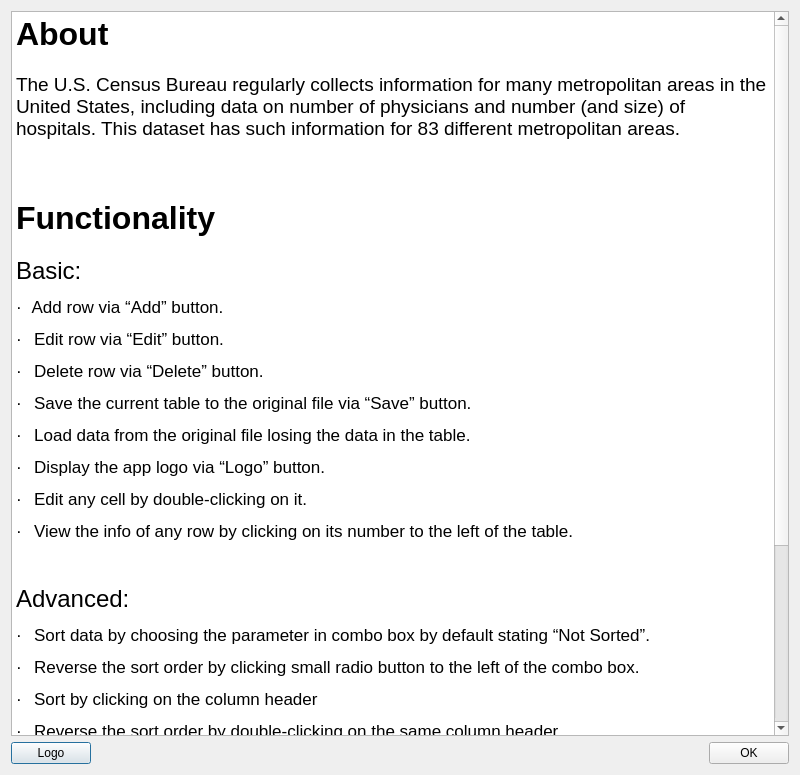
Old version of the form code/src/helpwindow.ui in the repository vdavv/GUI-CSV-Editor.
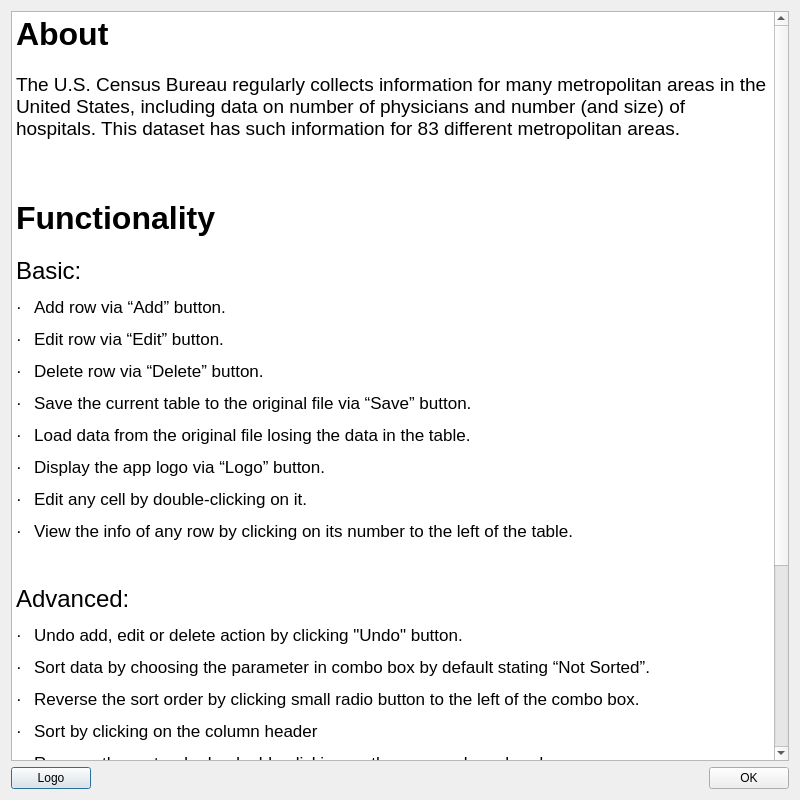
New version of the form.

Patch:
```diff
--- a/code/src/helpwindow.ui
+++ b/code/src/helpwindow.ui
@@ -7,7 +7,7 @@
     <x>0</x>
     <y>0</y>
     <width>800</width>
-    <height>775</height>
+    <height>800</height>
    </rect>
   </property>
   <property name="windowTitle">
@@ -35,7 +35,7 @@
 &lt;p style=&quot; margin-top:0px; margin-bottom:0px; margin-left:0px; margin-right:0px; -qt-block-indent:0; text-indent:0px;&quot;&gt;&lt;span style=&quot; font-family:'.AppleSystemUIFont','serif'; font-size:24pt; font-weight:700;&quot;&gt;Functionality&lt;/span&gt; &lt;/p&gt;
 &lt;p style=&quot; margin-top:0px; margin-bottom:0px; margin-left:0px; margin-right:0px; -qt-block-indent:0; text-indent:0px;&quot;&gt;&lt;span style=&quot; font-family:'.AppleSystemUIFont','serif'; font-weight:700;&quot;&gt; &lt;/span&gt; &lt;/p&gt;
 &lt;p style=&quot; margin-top:0px; margin-bottom:0px; margin-left:0px; margin-right:0px; -qt-block-indent:0; text-indent:0px;&quot;&gt;&lt;span style=&quot; font-family:'.AppleSystemUIFont','serif'; font-size:18pt;&quot;&gt;Basic:&lt;/span&gt;&lt;span style=&quot; font-size:18pt;&quot;&gt; &lt;/span&gt;&lt;/p&gt;
-&lt;p style=&quot; margin-top:12px; margin-bottom:12px; margin-left:0px; margin-right:0px; -qt-block-indent:0; text-indent:0px;&quot;&gt;&lt;span style=&quot; font-family:'Symbol';&quot;&gt;·&lt;/span&gt;&lt;span style=&quot; font-family:'Times New Roman'; font-size:7pt;&quot;&gt;    &lt;/span&gt;Add row via “Add” button. &lt;/p&gt;
+&lt;p style=&quot; margin-top:12px; margin-bottom:12px; margin-left:0px; margin-right:0px; -qt-block-indent:0; text-indent:0px;&quot;&gt;&lt;span style=&quot; font-family:'Symbol';&quot;&gt;·&lt;/span&gt;&lt;span style=&quot; font-family:'Times New Roman'; font-size:7pt;&quot;&gt;     &lt;/span&gt;Add row via “Add” button. &lt;/p&gt;
 &lt;p style=&quot; margin-top:12px; margin-bottom:12px; margin-left:0px; margin-right:0px; -qt-block-indent:0; text-indent:0px;&quot;&gt;&lt;span style=&quot; font-family:'Symbol';&quot;&gt;·&lt;/span&gt;&lt;span style=&quot; font-family:'Times New Roman'; font-size:7pt;&quot;&gt;     &lt;/span&gt;Edit row via “Edit” button. &lt;/p&gt;
 &lt;p style=&quot; margin-top:12px; margin-bottom:12px; margin-left:0px; margin-right:0px; -qt-block-indent:0; text-indent:0px;&quot;&gt;&lt;span style=&quot; font-family:'Symbol';&quot;&gt;·&lt;/span&gt;&lt;span style=&quot; font-family:'Times New Roman'; font-size:7pt;&quot;&gt;     &lt;/span&gt;Delete row via “Delete” button. &lt;/p&gt;
 &lt;p style=&quot; margin-top:12px; margin-bottom:12px; margin-left:0px; margin-right:0px; -qt-block-indent:0; text-indent:0px;&quot;&gt;&lt;span style=&quot; font-family:'Symbol';&quot;&gt;·&lt;/span&gt;&lt;span style=&quot; font-family:'Times New Roman'; font-size:7pt;&quot;&gt;     &lt;/span&gt;Save the current table to the original file via “Save” button. &lt;/p&gt;
@@ -45,6 +45,7 @@
 &lt;p style=&quot; margin-top:12px; margin-bottom:12px; margin-left:0px; margin-right:0px; -qt-block-indent:0; text-indent:0px;&quot;&gt;&lt;span style=&quot; font-family:'Symbol';&quot;&gt;·&lt;/span&gt;&lt;span style=&quot; font-family:'Times New Roman'; font-size:7pt;&quot;&gt;     &lt;/span&gt;View the info of any row by clicking on its number to the left of the table. &lt;/p&gt;
 &lt;p style=&quot; margin-top:12px; margin-bottom:12px; margin-left:0px; margin-right:0px; -qt-block-indent:0; text-indent:0px;&quot;&gt;    &lt;/p&gt;
 &lt;p style=&quot; margin-top:12px; margin-bottom:12px; margin-left:0px; margin-right:0px; -qt-block-indent:0; text-indent:0px;&quot;&gt;&lt;span style=&quot; font-size:18pt;&quot;&gt;Advanced: &lt;/span&gt;  &lt;/p&gt;
+&lt;p style=&quot; margin-top:12px; margin-bottom:12px; margin-left:0px; margin-right:0px; -qt-block-indent:0; text-indent:0px;&quot;&gt;&lt;span style=&quot; font-family:'Symbol';&quot;&gt;·&lt;/span&gt;&lt;span style=&quot; font-family:'Times New Roman'; font-size:7pt;&quot;&gt;     &lt;/span&gt;Undo add, edit or delete action by clicking &amp;quot;Undo&amp;quot; button.&lt;/p&gt;
 &lt;p style=&quot; margin-top:12px; margin-bottom:12px; margin-left:0px; margin-right:0px; -qt-block-indent:0; text-indent:0px;&quot;&gt;&lt;span style=&quot; font-family:'Symbol';&quot;&gt;·&lt;/span&gt;&lt;span style=&quot; font-family:'Times New Roman'; font-size:7pt;&quot;&gt;     &lt;/span&gt;Sort data by choosing the parameter in combo box by default stating “Not Sorted”. &lt;/p&gt;
 &lt;p style=&quot; margin-top:12px; margin-bottom:12px; margin-left:0px; margin-right:0px; -qt-block-indent:0; text-indent:0px;&quot;&gt;&lt;span style=&quot; font-family:'Symbol';&quot;&gt;·&lt;/span&gt;&lt;span style=&quot; font-family:'Times New Roman'; font-size:7pt;&quot;&gt;     &lt;/span&gt;Reverse the sort order by clicking small radio button to the left of the combo box. &lt;/p&gt;
 &lt;p style=&quot; margin-top:12px; margin-bottom:12px; margin-left:0px; margin-right:0px; -qt-block-indent:0; text-indent:0px;&quot;&gt;&lt;span style=&quot; font-family:'Symbol';&quot;&gt;·&lt;/span&gt;&lt;span style=&quot; font-family:'Times New Roman'; font-size:7pt;&quot;&gt;     &lt;/span&gt;Sort by clicking on the column header &lt;/p&gt;
```
